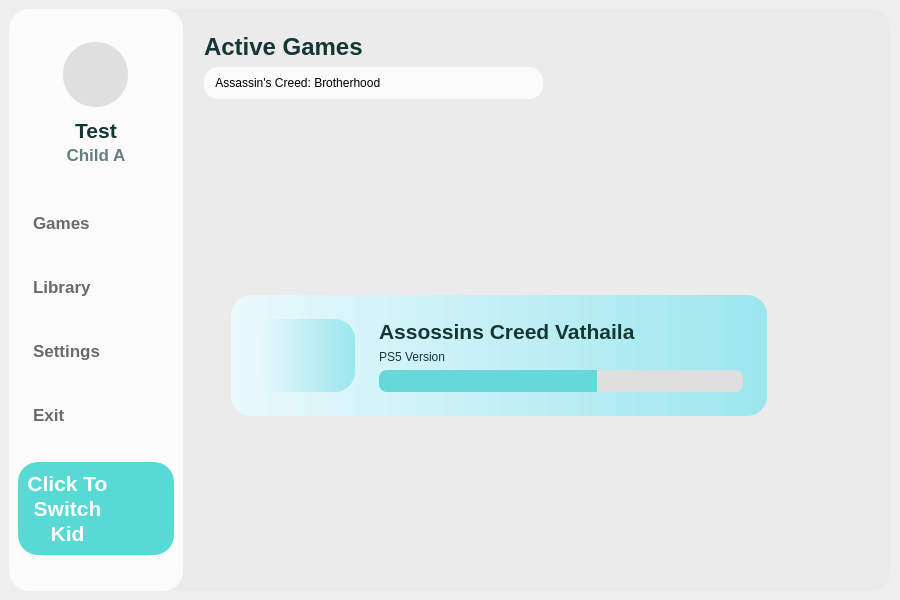
Qt form src/famiowl_client.ui (ez4bk/S-Team-Project) before a commit.
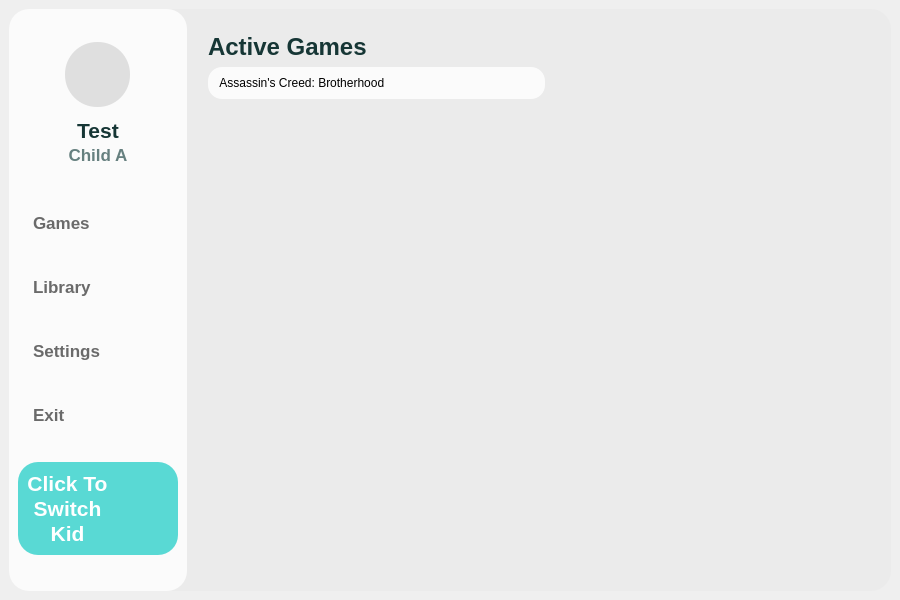
The same form after that commit. Icons and pictures are not drawn.

Commit message: main client front end almost done

The edit to the form file:
```diff
--- a/src/famiowl_client.ui
+++ b/src/famiowl_client.ui
@@ -187,7 +187,7 @@
            </widget>
           </item>
           <item>
-           <widget class="QLabel" name="userid_label">
+           <widget class="QLabel" name="parent_name_label">
             <property name="font">
              <font>
               <pointsize>16</pointsize>
@@ -206,7 +206,7 @@
            </widget>
           </item>
           <item>
-           <widget class="QLabel" name="label_2">
+           <widget class="QLabel" name="child_name_label">
             <property name="font">
              <font>
               <pointsize>13</pointsize>
@@ -225,7 +225,7 @@
            </widget>
           </item>
           <item>
-           <widget class="QListWidget" name="listWidget">
+           <widget class="QListWidget" name="menu_listwidget">
             <property name="font">
              <font>
               <pointsize>13</pointsize>
@@ -304,7 +304,7 @@
            </widget>
           </item>
           <item>
-           <widget class="QFrame" name="frame_6">
+           <widget class="QFrame" name="switch_child_frame">
             <property name="styleSheet">
              <string notr="true">QFrame{
 	background-color: rgb(89, 217, 212);
@@ -326,7 +326,7 @@
                 <number>0</number>
                </property>
                <item>
-                <widget class="QLabel" name="label_3">
+                <widget class="QLabel" name="click_to_label">
                  <property name="font">
                   <font>
                    <pointsize>16</pointsize>
@@ -342,7 +342,7 @@
                 </widget>
                </item>
                <item>
-                <widget class="QLabel" name="label_4">
+                <widget class="QLabel" name="switch_label">
                  <property name="font">
                   <font>
                    <pointsize>16</pointsize>
@@ -358,7 +358,7 @@
                 </widget>
                </item>
                <item>
-                <widget class="QLabel" name="label_5">
+                <widget class="QLabel" name="kid_table">
                  <property name="font">
                   <font>
                    <pointsize>16</pointsize>
@@ -376,12 +376,33 @@
               </layout>
              </item>
              <item>
-              <widget class="QWidget" name="widget_2" native="true">
+              <widget class="QPushButton" name="switch_child_button">
+               <property name="sizePolicy">
+                <sizepolicy hsizetype="Preferred" vsizetype="Preferred">
+                 <horstretch>0</horstretch>
+                 <verstretch>0</verstretch>
+                </sizepolicy>
+               </property>
+               <property name="minimumSize">
+                <size>
+                 <width>55</width>
+                 <height>55</height>
+                </size>
+               </property>
+               <property name="maximumSize">
+                <size>
+                 <width>55</width>
+                 <height>55</height>
+                </size>
+               </property>
                <property name="styleSheet">
                 <string notr="true">image: url(:/buttom/img/buttom/切换_switch.svg);
 border-radius:32px;
 background-color: transparent;</string>
                </property>
+               <property name="text">
+                <string/>
+               </property>
               </widget>
              </item>
             </layout>
@@ -391,7 +412,7 @@
         </widget>
        </item>
        <item>
-        <layout class="QVBoxLayout" name="content_frame" stretch="0,1">
+        <layout class="QVBoxLayout" name="content_frame" stretch="0,0">
          <property name="spacing">
           <number>12</number>
          </property>
@@ -479,34 +500,20 @@
           </widget>
          </item>
          <item>
-          <widget class="QFrame" name="frame_4">
-           <property name="styleSheet">
-            <string notr="true">.QFrame{
-	background-color: rgba(255, 255, 255, 0);
-	border-radius:20px;
-}</string>
+          <widget class="QStackedWidget" name="stackedWidget">
+           <property name="currentIndex">
+            <number>1</number>
            </property>
-           <property name="frameShape">
-            <enum>QFrame::StyledPanel</enum>
-           </property>
-           <property name="frameShadow">
-            <enum>QFrame::Raised</enum>
-           </property>
-           <layout class="QHBoxLayout" name="horizontalLayout_13">
-            <property name="leftMargin">
-             <number>0</number>
-            </property>
-            <property name="topMargin">
-             <number>0</number>
-            </property>
-            <property name="rightMargin">
-             <number>0</number>
-            </property>
-            <property name="bottomMargin">
-             <number>0</number>
-            </property>
-            <item>
-             <widget class="QScrollArea" name="scrollArea">
+           <widget class="QWidget" name="game_page">
+            <widget class="QScrollArea" name="game_scrollArea">
+             <property name="geometry">
+              <rect>
+               <x>0</x>
+               <y>0</y>
+               <width>689</width>
+               <height>434</height>
+              </rect>
+             </property>
               <property name="styleSheet">
                <string notr="true">QWidget{
 border:none;
@@ -522,13 +529,13 @@
               <property name="widgetResizable">
                <bool>true</bool>
               </property>
-              <widget class="QWidget" name="scrollAreaWidgetContents">
+             <widget class="QWidget" name="game_scrollAreaWidgetContents">
                <property name="geometry">
                 <rect>
                  <x>0</x>
                  <y>0</y>
                  <width>689</width>
-                 <height>462</height>
+                <height>434</height>
                 </rect>
                </property>
                <layout class="QVBoxLayout" name="verticalLayout_13">
@@ -547,127 +554,65 @@
                 <property name="bottomMargin">
                  <number>36</number>
                 </property>
-                <item>
-                 <widget class="QWidget" name="game_widget_0" native="true">
-                  <property name="minimumSize">
-                   <size>
-                    <width>0</width>
-                    <height>121</height>
-                   </size>
-                  </property>
-                  <property name="maximumSize">
-                   <size>
-                    <width>16777215</width>
-                    <height>121</height>
-                   </size>
+              </layout>
+             </widget>
+            </widget>
+           </widget>
+           <widget class="QWidget" name="library_page">
+            <widget class="QScrollArea" name="library_scrollArea">
+             <property name="geometry">
+              <rect>
+               <x>0</x>
+               <y>0</y>
+               <width>689</width>
+               <height>434</height>
+              </rect>
                   </property>
                   <property name="styleSheet">
-                   <string notr="true">.QWidget{
-	background-color: qlineargradient(x1:0, y0:0, x2:1, y2:0,stop:0 rgb(234, 249, 253), stop:1 rgb(155, 230, 237));
-	border-radius:20px;
-	color: rgb(255, 255, 255);
-}
-
-</string>
-                  </property>
-                  <layout class="QHBoxLayout" name="horizontalLayout_5" stretch="1,0">
+              <string notr="true">QWidget{
+border:none;
+	background-color: rgba(255, 255, 255, 0);
+}</string>
+             </property>
+             <property name="verticalScrollBarPolicy">
+              <enum>Qt::ScrollBarAlwaysOff</enum>
+             </property>
+             <property name="horizontalScrollBarPolicy">
+              <enum>Qt::ScrollBarAlwaysOff</enum>
+             </property>
+             <property name="widgetResizable">
+              <bool>true</bool>
+             </property>
+             <widget class="QWidget" name="library_scrollAreaWidgetContents">
+              <property name="geometry">
+               <rect>
+                <x>0</x>
+                <y>0</y>
+                <width>689</width>
+                <height>434</height>
+               </rect>
+              </property>
+              <layout class="QVBoxLayout" name="verticalLayout_14">
                    <property name="spacing">
                     <number>24</number>
                    </property>
                    <property name="leftMargin">
-                    <number>24</number>
+                <number>36</number>
                    </property>
                    <property name="topMargin">
-                    <number>24</number>
+                <number>36</number>
                    </property>
                    <property name="rightMargin">
-                    <number>24</number>
+                <number>124</number>
                    </property>
                    <property name="bottomMargin">
-                    <number>24</number>
-                   </property>
-                   <item>
-                    <widget class="QWidget" name="widget_5" native="true">
-                     <property name="maximumSize">
-                      <size>
-                       <width>100</width>
-                       <height>16777215</height>
-                      </size>
-                     </property>
-                     <property name="styleSheet">
-                      <string notr="true">
-image: url(:/svg/img/button_png/image.jpg);</string>
-                     </property>
-                    </widget>
-                   </item>
-                   <item>
-                    <layout class="QVBoxLayout" name="game_info_layout_0">
-                     <property name="spacing">
-                      <number>2</number>
-                     </property>
-                     <item>
-                      <widget class="QLabel" name="game_name_0">
-                       <property name="font">
-                        <font>
-                         <pointsize>16</pointsize>
-                         <bold>true</bold>
-                        </font>
-                       </property>
-                       <property name="styleSheet">
-                        <string notr="true">color: rgb(22, 54, 53)</string>
-                       </property>
-                       <property name="text">
-                        <string>Assossins Creed Vathaila</string>
-                       </property>
-                      </widget>
-                     </item>
-                     <item>
-                      <widget class="QLabel" name="game_info_0">
-                       <property name="font">
-                        <font>
-                         <bold>false</bold>
-                        </font>
-                       </property>
-                       <property name="styleSheet">
-                        <string notr="true">color: rgb(22, 54, 53)</string>
-                       </property>
-                       <property name="text">
-                        <string>PS5 Version</string>
-                       </property>
-                      </widget>
-                     </item>
-                     <item>
-                      <widget class="QProgressBar" name="game_limit_bar_0">
-                       <property name="styleSheet">
-                        <string notr="true">QProgressBar::chunk {
-        border-top-left-radius:8px;
-border-bottom-left-radius:8px;
-	background-color: rgb(103, 216, 217)
-}
-QProgressBar{
-border-radius:8px;
-background-color: rgb(223, 223, 223);
-}
-</string>
-                       </property>
-                       <property name="value">
-                        <number>60</number>
-                       </property>
-                       <property name="textVisible">
-                        <bool>false</bool>
-                       </property>
-                      </widget>
-                     </item>
-                    </layout>
-                   </item>
-                  </layout>
-                 </widget>
-                </item>
-               </layout>
-              </widget>
-             </widget>
-            </item>
-           </layout>
+                <number>36</number>
+               </property>
+              </layout>
+             </widget>
+            </widget>
+           </widget>
+           <widget class="QWidget" name="setting_page"/>
           </widget>
          </item>
         </layout>
```
Lines whose indentation alone changed are shown as unchanged. The commit also changes 8 other files.
